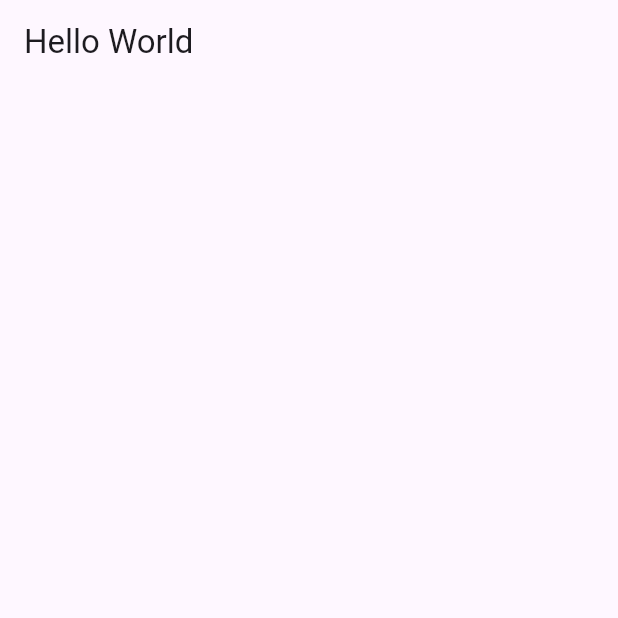
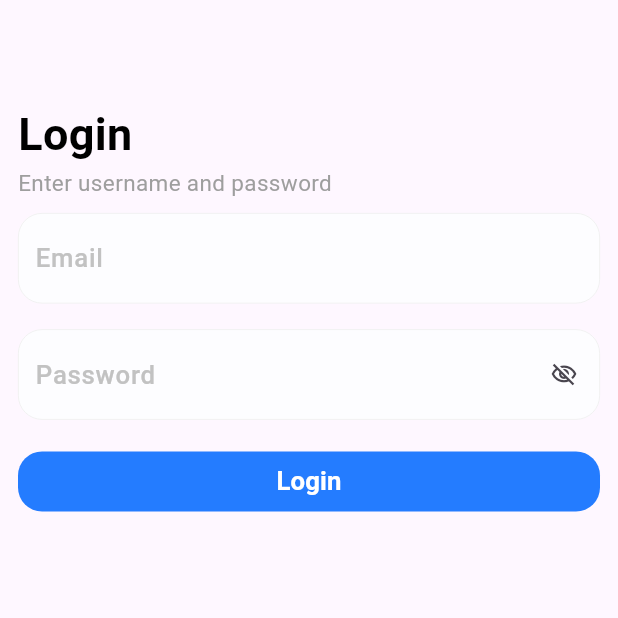
Before and after one commit to attendance-tracking-system/attendance-tracking-app, a Flutter app: the screen it shows after launch, on a phone screen of 412 x 824 dp, the top half of it. Run offline on Flutter 3.47's test engine with Material 3 defaults, Android fonts, the phone set to English and light mode, and no system bars; our stand-ins replace flutter_screenutil.

Commit message:
feat(login): built ui

```diff
--- a/lib/main.dart
+++ b/lib/main.dart
@@ -2,6 +2,7 @@ import 'package:attendance_tracking_app/routes/app_router.dart';
 import 'package:attendance_tracking_app/screens/home_screen.dart';
 import 'package:attendance_tracking_app/screens/login_screen.dart';
 import 'package:flutter/material.dart';
+import 'package:flutter_screenutil/flutter_screenutil.dart';
 
 void main() {
   runApp(MyApp(router: AppRouter()));
@@ -14,7 +15,10 @@ class MyApp extends StatelessWidget {
   // This widget is the root of your application.
   @override
   Widget build(BuildContext context) {
-    return MaterialApp(
+    return ScreenUtilInit(
+      designSize: const Size(1080, 2400),
+      minTextAdapt: true,
+      child: MaterialApp(
         title: 'Flutter Demo',
         theme: ThemeData(
           colorScheme: ColorScheme.fromSeed(seedColor: Colors.deepPurple),
@@ -22,6 +26,7 @@ class MyApp extends StatelessWidget {
         ),
         home: const LoginScreen(),
         onGenerateRoute: router.generateRoute,
+      ),
     );
   }
 }
--- a/lib/screens/login_screen.dart
+++ b/lib/screens/login_screen.dart
@@ -1,10 +1,44 @@
+import 'package:attendance_tracking_app/themes/colors.dart';
+import 'package:attendance_tracking_app/themes/styles.dart';
+import 'package:attendance_tracking_app/widgets/login_form_field.dart';
 import 'package:flutter/material.dart';
+import 'package:flutter_screenutil/flutter_screenutil.dart';
 
-class LoginScreen extends StatelessWidget {
+class LoginScreen extends StatefulWidget {
   const LoginScreen({super.key});
 
   @override
+  State<LoginScreen> createState() => _LoginScreenState();
+}
+
+class _LoginScreenState extends State<LoginScreen> {
+  @override
   Widget build(BuildContext context) {
-    return Scaffold(appBar: AppBar(title: Text("Hello World")));
+    return Scaffold(
+      appBar: AppBar(),
+      body: const Padding(
+        padding: EdgeInsets.all(12.0),
+        child: Column(
+            mainAxisAlignment: MainAxisAlignment.start,
+            crossAxisAlignment: CrossAxisAlignment.start,
+            children: [
+              Text(
+                "Login",
+                style: TextStyle(
+                    color: Colors.black,
+                    fontSize: 30,
+                    fontWeight: FontWeight.bold),
+              ),
+              Text(
+                "Enter username and password",
+                style: TextStyle(color: Colors.grey, fontSize: 15),
+              ),
+              SizedBox(
+                height: 10,
+              ),
+              EmailAndPasswordForm()
+            ]),
+      ),
+    );
   }
 }
--- /dev/null
+++ b/lib/themes/colors.dart
@@ -0,0 +1,12 @@
+import 'package:flutter/material.dart';
+
+class ColorsManager {
+  static const Color mainBlue = Color(0xFF247CFF);
+  static const Color gray = Color(0xFF757575);
+  static const Color gray93Color = Color(0xFFEDEDED);
+  static const Color gray76 = Color(0xFFC2C2C2);
+  static const Color darkBlue = Color(0xFF242424);
+  static const Color lightShadeOfGray = Color(0xFFFDFDFF);
+  static const Color mediumLightShadeOfGray = Color(0xFF9E9E9E);
+  static const Color coralRed = Color(0xFFFF4C5E);
+}
--- /dev/null
+++ b/lib/themes/styles.dart
@@ -0,0 +1,68 @@
+import 'package:attendance_tracking_app/themes/colors.dart';
+import 'package:flutter/material.dart';
+import 'package:flutter_screenutil/flutter_screenutil.dart';
+
+class TextStyles {
+  static TextStyle font24Blue700Weight = TextStyle(
+    fontSize: 24.sp,
+    fontWeight: FontWeight.w700,
+    color: ColorsManager.mainBlue,
+  );
+
+  static TextStyle font14Blue400Weight = TextStyle(
+    fontSize: 14.sp,
+    fontWeight: FontWeight.w400,
+    color: ColorsManager.mainBlue,
+  );
+
+  static TextStyle font16White600Weight = TextStyle(
+    fontSize: 50.sp,
+    fontWeight: FontWeight.w600,
+    color: Colors.white,
+  );
+  static TextStyle font13Grey400Weight = TextStyle(
+    fontSize: 13.sp,
+    fontWeight: FontWeight.w400,
+    color: ColorsManager.gray,
+  );
+  static TextStyle font14Grey400Weight = TextStyle(
+    fontSize: 14.sp,
+    fontWeight: FontWeight.w400,
+    color: ColorsManager.gray,
+  );
+  static TextStyle font14Hint500Weight = TextStyle(
+    fontSize: 50.sp,
+    fontWeight: FontWeight.w500,
+    color: ColorsManager.gray76,
+  );
+  static TextStyle font14DarkBlue500Weight = TextStyle(
+    fontSize: 50.sp,
+    fontWeight: FontWeight.w500,
+    color: ColorsManager.darkBlue,
+  );
+  static TextStyle font15DarkBlue500Weight = TextStyle(
+    fontSize: 15.sp,
+    fontWeight: FontWeight.w500,
+    color: ColorsManager.darkBlue,
+  );
+  static TextStyle font11DarkBlue500Weight = TextStyle(
+    fontSize: 11.sp,
+    fontWeight: FontWeight.w500,
+    color: ColorsManager.darkBlue,
+  );
+  static TextStyle font11DarkBlue400Weight = TextStyle(
+    fontSize: 11.sp,
+    fontWeight: FontWeight.w400,
+    color: ColorsManager.darkBlue,
+  );
+  static TextStyle font11Blue600Weight = TextStyle(
+    fontSize: 11.sp,
+    fontWeight: FontWeight.w600,
+    color: ColorsManager.mainBlue,
+  );
+  static TextStyle font11MediumLightShadeOfGray400Weight = TextStyle(
+    fontSize: 11.sp,
+    fontWeight: FontWeight.w400,
+    color: ColorsManager.mediumLightShadeOfGray,
+  );
+}
--- /dev/null
+++ b/lib/widgets/app_text_button.dart
@@ -0,0 +1,60 @@
+import 'package:flutter/material.dart';
+import 'package:flutter_screenutil/flutter_screenutil.dart';
+
+import '../themes/colors.dart';
+
+class AppTextButton extends StatelessWidget {
+  final double? borderRadius;
+  final Color? backgroundColor;
+  final double? horizontalPadding;
+  final double? verticalPadding;
+  final double? buttonWidth;
+  final double? buttonHeight;
+  final String buttonText;
+  final TextStyle textStyle;
+  final VoidCallback onPressed;
+
+  const AppTextButton(
+      {super.key,
+      this.borderRadius,
+      this.backgroundColor,
+      this.horizontalPadding,
+      this.verticalPadding,
+      this.buttonWidth,
+      this.buttonHeight,
+      required this.buttonText,
+      required this.textStyle,
+      required this.onPressed});
+
+  @override
+  Widget build(BuildContext context) {
+    return TextButton(
+      onPressed: onPressed,
+      style: ButtonStyle(
+        shape: MaterialStateProperty.all<RoundedRectangleBorder>(
+          RoundedRectangleBorder(
+            borderRadius: BorderRadius.circular(
+              borderRadius ?? 16,
+            ),
+          ),
+        ),
+        backgroundColor: MaterialStateProperty.all(
+          backgroundColor ?? ColorsManager.mainBlue,
+        ),
+        padding: MaterialStateProperty.all<EdgeInsets>(
+          EdgeInsets.symmetric(
+            horizontal: horizontalPadding?.w ?? 12.w,
+            vertical: verticalPadding?.h ?? 14.h,
+          ),
+        ),
+        fixedSize: MaterialStateProperty.all(
+          Size(buttonWidth?.w ?? double.maxFinite, buttonHeight?.h ?? 52.h),
+        ),
+      ),
+      child: Text(
+        buttonText,
+        style: textStyle,
+      ),
+    );
+  }
+}
--- /dev/null
+++ b/lib/widgets/login_form_field.dart
@@ -0,0 +1,96 @@
+import 'package:attendance_tracking_app/themes/colors.dart';
+import 'package:attendance_tracking_app/themes/styles.dart';
+import 'package:attendance_tracking_app/widgets/app_text_button.dart';
+import 'package:attendance_tracking_app/widgets/login_text_field.dart';
+import 'package:flutter/material.dart';
+import 'package:flutter_screenutil/flutter_screenutil.dart';
+
+class EmailAndPasswordForm extends StatefulWidget {
+  const EmailAndPasswordForm({super.key});
+
+  @override
+  State<EmailAndPasswordForm> createState() => _EmailAndPasswordFormState();
+}
+
+class _EmailAndPasswordFormState extends State<EmailAndPasswordForm> {
+  TextEditingController usernameController = TextEditingController();
+  TextEditingController passwordController = TextEditingController();
+  bool isObscureText = true;
+  final formKey = GlobalKey<FormState>();
+
+  @override
+  void dispose() {
+    super.dispose();
+    usernameController.dispose();
+    passwordController.dispose();
+  }
+
+  @override
+  Widget build(BuildContext context) {
+    return Form(
+      key: formKey,
+      child: Column(
+        children: [
+          emailField(),
+          SizedBox(
+            height: 50.h,
+          ),
+          passwordField(),
+          SizedBox(
+            height: 50.h,
+          ),
+          loginButton()
+        ],
+      ),
+    );
+  }
+
+  AppTextFormField emailField() {
+    return AppTextFormField(
+        hint: 'Email',
+        validator: (value) {
+          String username = (value ?? '').trim();
+          usernameController.text = username;
+        });
+  }
+
+  AppTextFormField passwordField() {
+    return AppTextFormField(
+        hint: 'Password',
+        suffixIcon: GestureDetector(
+          onTap: () {
+            setState(() {
+              if (isObscureText) {
+                isObscureText = false;
+              } else {
+                isObscureText = true;
+              }
+            });
+          },
+          child: Icon(
+            isObscureText
+                ? Icons.visibility_off_outlined
+                : Icons.visibility_outlined,
+          ),
+        ),
+        isObscureText: isObscureText,
+        validator: (value) {
+          String password = (value ?? '').trim();
+          passwordController.text = password;
+        });
+  }
+
+  AppTextButton loginButton() {
+    return AppTextButton(
+        buttonText: "Login",
+        textStyle: TextStyles.font16White600Weight,
+        onPressed: () {
+          if (formKey.currentState!.validate()) {
+            usernameController.clear();
+            passwordController.clear();
+
+            print("loggedin");
+          }
+        });
+  }
+}
--- /dev/null
+++ b/lib/widgets/login_text_field.dart
@@ -0,0 +1,78 @@
+import 'package:attendance_tracking_app/themes/colors.dart';
+import 'package:attendance_tracking_app/themes/styles.dart';
+import 'package:flutter/material.dart';
+import 'package:flutter_screenutil/flutter_screenutil.dart';
+
+class AppTextFormField extends StatelessWidget {
+  final String hint;
+  final Widget? suffixIcon;
+  final FocusNode? focusNode;
+  final Function(String)? onChanged;
+  final bool? isObscureText;
+  final bool? isDense;
+  final TextEditingController? controller;
+  final Function(String?) validator;
+
+  const AppTextFormField({
+    super.key,
+    required this.hint,
+    this.suffixIcon,
+    this.isObscureText,
+    this.isDense,
+    this.controller,
+    this.onChanged,
+    this.focusNode,
+    required this.validator,
+  });
+  @override
+  Widget build(BuildContext context) {
+    return TextFormField(
+      focusNode: focusNode,
+      validator: (value) {
+        return validator(value);
+      },
+      onChanged: onChanged,
+      controller: controller,
+      decoration: InputDecoration(
+        hintText: hint,
+        hintStyle: TextStyles.font14Hint500Weight,
+        isDense: isDense ?? true,
+        filled: true,
+        fillColor: ColorsManager.lightShadeOfGray,
+        contentPadding:
+            EdgeInsets.symmetric(horizontal: 20.w, vertical: 50.h),
+        enabledBorder: OutlineInputBorder(
+          borderSide: BorderSide(
+            color: ColorsManager.gray93Color,
+            width: 1.3.w,
+          ),
+          borderRadius: BorderRadius.circular(16),
+        ),
+        focusedBorder: OutlineInputBorder(
+          borderSide: BorderSide(
+            color: ColorsManager.mainBlue,
+            width: 1.3.w,
+          ),
+          borderRadius: BorderRadius.circular(16),
+        ),
+        errorBorder: OutlineInputBorder(
+          borderSide: BorderSide(
+            color: Colors.red,
+            width: 1.3.w,
+          ),
+          borderRadius: BorderRadius.circular(16.0),
+        ),
+        focusedErrorBorder: OutlineInputBorder(
+          borderSide: BorderSide(
+            color: Colors.red,
+            width: 1.3.w,
+          ),
+          borderRadius: BorderRadius.circular(16.0),
+        ),
+        suffixIcon: suffixIcon,
+      ),
+      obscureText: isObscureText ?? false,
+      style: TextStyles.font14DarkBlue500Weight,
+    );
+  }
+}
--- a/pubspec.yaml
+++ b/pubspec.yaml
@@ -35,6 +35,7 @@ dependencies:
   # The following adds the Cupertino Icons font to your application.
   # Use with the CupertinoIcons class for iOS style icons.
   cupertino_icons: ^1.0.2
+  flutter_screenutil: ^5.9.3
 
 dev_dependencies:
   flutter_test:
```
Also changed, not shown: lib/widgets/widget.dart (deleted), pubspec.lock, 1 other file. Lines whose indentation alone changed are shown as unchanged.
